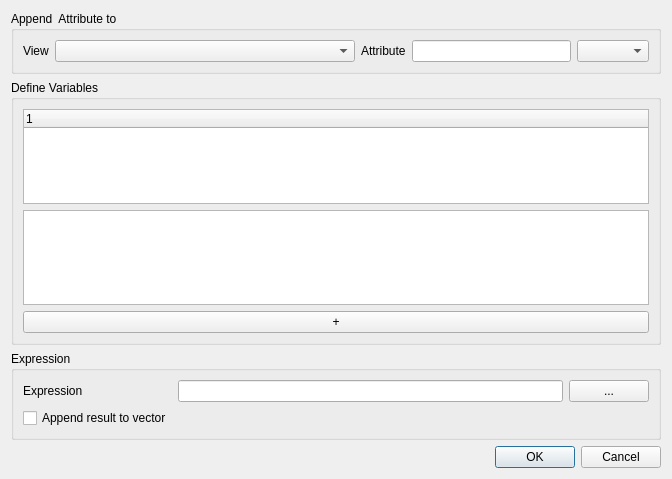
Above: src/DynaMind-BasicModules/guiattributecalculator.ui from iut-ibk/DynaMind-ToolBox before the change. Below: the same form after it.
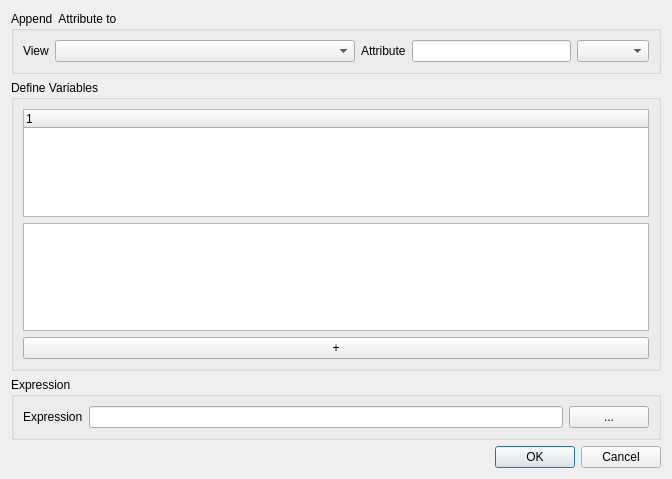
That is the form after the change.

Commit message: attr calc: vectors now selected via combobox

Diff of the .ui file:
```diff
--- a/src/DynaMind-BasicModules/guiattributecalculator.ui
+++ b/src/DynaMind-BasicModules/guiattributecalculator.ui
@@ -142,13 +142,6 @@
       <item row="0" column="1">
        <widget class="QLineEdit" name="lineExpression"/>
       </item>
-      <item row="1" column="0">
-       <widget class="QCheckBox" name="asVector">
-        <property name="text">
-         <string>Append result to vector</string>
-        </property>
-       </widget>
-      </item>
      </layout>
     </widget>
    </item>
```
The commit also changes 2 other files.
